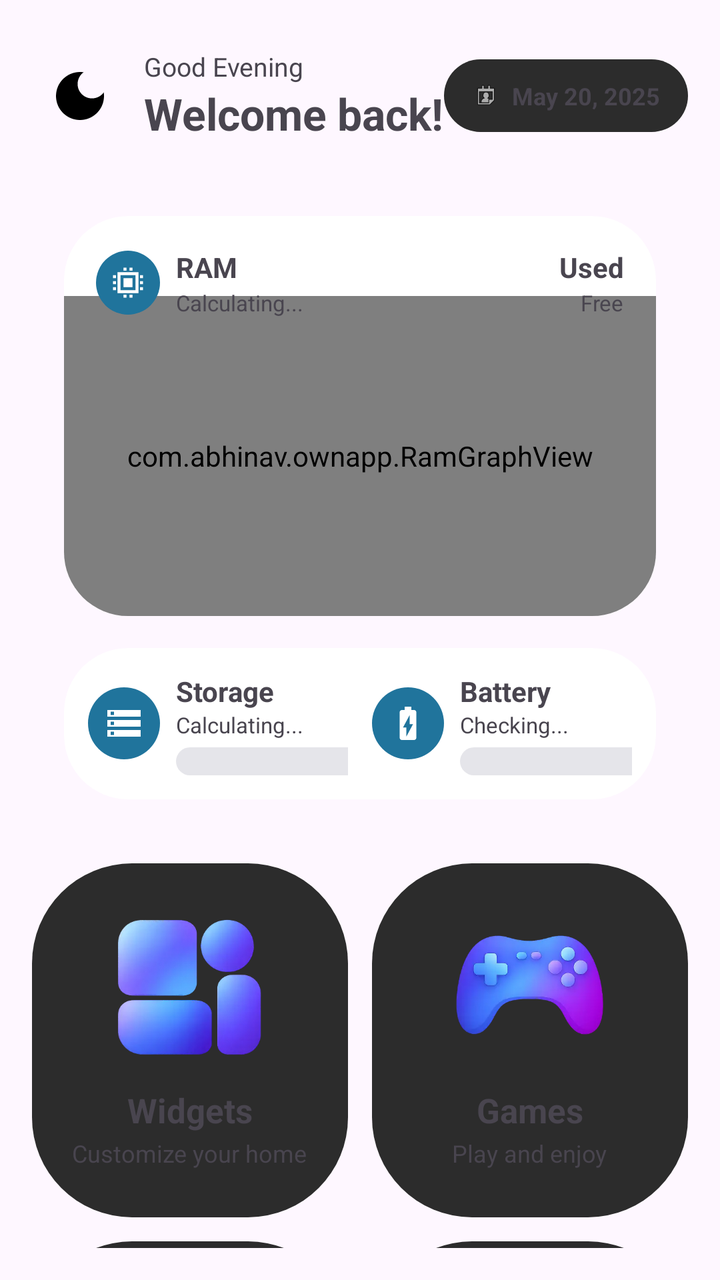
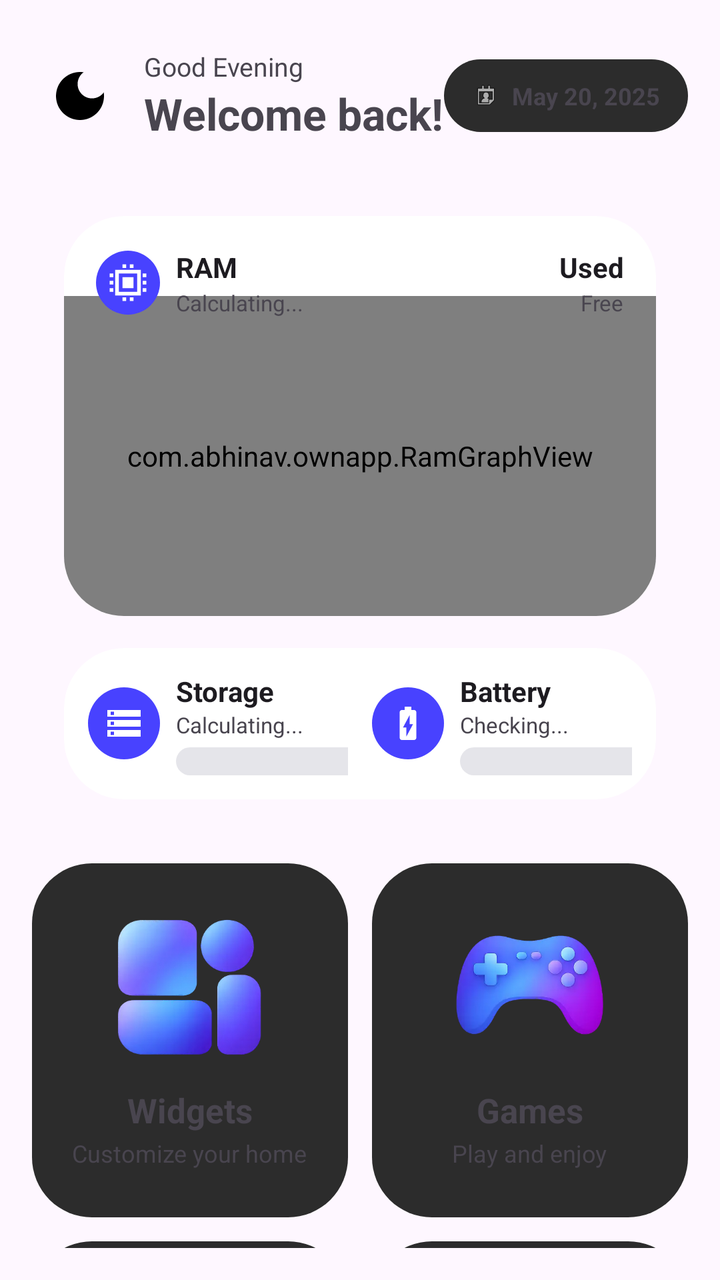

Screens rendered from an Android XML layout before and after an edit, with the pre-edit source and the edit as a unified diff.
<!-- AndroidManifest.xml: application theme Theme.OwnPhotoONWall -->
<!-- res/layout/activity_main.xml -->
<?xml version="1.0" encoding="utf-8"?>
<RelativeLayout xmlns:android="http://schemas.android.com/apk/res/android"
    xmlns:tools="http://schemas.android.com/tools"
    android:id="@+id/main_root"
    android:layout_width="match_parent"
    android:layout_height="match_parent"
    android:padding="16dp"
    android:fitsSystemWindows="true">

    
    <RelativeLayout
        android:id="@+id/header_layout"
        android:layout_width="match_parent"
        android:layout_height="wrap_content"
        android:layout_alignParentTop="true"
        android:layout_marginTop="8dp">

        <ImageButton
            android:id="@+id/btn_app_theme_toggle"
            android:layout_width="48dp"
            android:layout_height="48dp"
            android:layout_alignParentStart="true"
            android:layout_centerVertical="true"
            android:background="?android:attr/selectableItemBackgroundBorderless"
            android:contentDescription="@string/theme_toggle_desc"
            android:src="@drawable/ic_moon"
            android:scaleType="fitCenter"
            android:padding="8dp"
            tools:ignore="ImageContrastCheck" />

        <LinearLayout
            android:layout_width="wrap_content"
            android:layout_height="wrap_content"
            android:layout_toEndOf="@id/btn_app_theme_toggle"
            android:layout_centerVertical="true"
            android:layout_marginStart="8dp"
            android:orientation="vertical">
            <TextView
                android:id="@+id/tvGreeting"
                android:layout_width="wrap_content"
                android:layout_height="wrap_content"
                android:text="Good Evening"
                android:textSize="13sp" />
            <TextView
                android:id="@+id/tvWelcome"
                android:layout_width="wrap_content"
                android:layout_height="wrap_content"
                android:text="Welcome back!"
                android:textSize="22sp"
                android:textStyle="bold" />
        </LinearLayout>

        <LinearLayout
            android:id="@+id/date_pill"
            android:layout_width="wrap_content"
            android:layout_height="wrap_content"
            android:layout_alignParentEnd="true"
            android:layout_centerVertical="true"
            android:background="@drawable/modern_button"
            android:orientation="horizontal"
            android:paddingHorizontal="14dp"
            android:paddingVertical="10dp"
            android:gravity="center_vertical">
            <ImageView
                android:id="@+id/ivCalendar"
                android:layout_width="14dp"
                android:layout_height="14dp"
                android:src="@android:drawable/ic_menu_my_calendar"
                android:layout_marginEnd="6dp" />
            <TextView
                android:id="@+id/tvDate"
                android:layout_width="wrap_content"
                android:layout_height="wrap_content"
                android:text="May 20, 2025"
                android:textSize="12sp"
                android:textStyle="bold"/>
        </LinearLayout>
    </RelativeLayout>

    
    <LinearLayout
        android:id="@+id/dashboard_container"
        android:layout_width="match_parent"
        android:layout_height="wrap_content"
        android:layout_below="@id/header_layout"
        android:layout_marginTop="20dp"
        android:layout_marginBottom="16dp"
        android:gravity="top"
        android:orientation="vertical">

        <include layout="@layout/layout_device_dashboard" />

    </LinearLayout>

    
    <ScrollView
        android:id="@+id/grid_scroll_view"
        android:layout_width="match_parent"
        android:layout_height="match_parent"
        android:layout_below="@id/dashboard_container"
        android:scrollbars="none"
        android:fillViewport="true">

        <LinearLayout
            android:id="@+id/bottom_button_container"
            android:layout_width="match_parent"
            android:layout_height="wrap_content"
            android:orientation="vertical"
            android:gravity="center_horizontal">

            
            <Space
                android:layout_width="match_parent"
                android:layout_height="0dp"
                android:layout_weight="1" />

            
            <LinearLayout
                android:layout_width="match_parent"
                android:layout_height="wrap_content"
                android:orientation="horizontal"
                android:weightSum="2"
                android:baselineAligned="false"
                android:layout_marginBottom="12dp">

                <LinearLayout
                    android:id="@+id/btnPlaceWidget"
                    android:layout_width="0dp"
                    android:layout_height="wrap_content"
                    android:layout_weight="1"
                    android:orientation="vertical"
                    android:background="@drawable/modern_button"
                    android:layout_marginEnd="6dp"
                    android:clickable="true"
                    android:focusable="true"
                    android:paddingTop="12dp"
                    android:paddingBottom="24dp"
                    android:gravity="center">

                    <FrameLayout
                        android:layout_width="match_parent"
                        android:layout_height="100dp">
                        <ImageView
                            android:id="@+id/ivWidgetIcon"
                            android:layout_width="75dp"
                            android:layout_height="75dp"
                            android:layout_gravity="center"
                            android:scaleType="fitCenter"
                            android:src="@drawable/icon_main_widgets" />
                    </FrameLayout>
                    <TextView
                        android:id="@+id/tvWidgetText"
                        android:layout_width="wrap_content"
                        android:layout_height="wrap_content"
                        android:text="Widgets"
                        android:textSize="17sp"
                        android:textStyle="bold" />
                    <TextView
                        android:id="@+id/tvWidgetSub"
                        android:layout_width="wrap_content"
                        android:layout_height="wrap_content"
                        android:text="Customize your home"
                        android:textSize="12sp"
                        android:layout_marginTop="2dp" />
                </LinearLayout>

                <LinearLayout
                    android:id="@+id/btnGames"
                    android:layout_width="0dp"
                    android:layout_height="wrap_content"
                    android:layout_weight="1"
                    android:orientation="vertical"
                    android:background="@drawable/modern_button"
                    android:layout_marginStart="6dp"
                    android:clickable="true"
                    android:focusable="true"
                    android:paddingTop="12dp"
                    android:paddingBottom="24dp"
                    android:gravity="center">

                    <FrameLayout
                        android:layout_width="match_parent"
                        android:layout_height="100dp">
                        <ImageView
                            android:id="@+id/ivGamesIcon"
                            android:layout_width="75dp"
                            android:layout_height="75dp"
                            android:layout_gravity="center"
                            android:scaleType="fitCenter"
                            android:src="@drawable/icon_main_games" />
                    </FrameLayout>
                    <TextView
                        android:id="@+id/tvGamesText"
                        android:layout_width="wrap_content"
                        android:layout_height="wrap_content"
                        android:text="Games"
                        android:textSize="17sp"
                        android:textStyle="bold" />
                    <TextView
                        android:id="@+id/tvGamesSub"
                        android:layout_width="wrap_content"
                        android:layout_height="wrap_content"
                        android:text="Play and enjoy"
                        android:textSize="12sp"
                        android:layout_marginTop="2dp" />
                </LinearLayout>
            </LinearLayout>

            
            <LinearLayout
                android:layout_width="match_parent"
                android:layout_height="wrap_content"
                android:orientation="horizontal"
                android:weightSum="2"
                android:baselineAligned="false">

                <LinearLayout
                    android:id="@+id/btnTools"
                    android:layout_width="0dp"
                    android:layout_height="wrap_content"
                    android:layout_weight="1"
                    android:orientation="vertical"
                    android:background="@drawable/modern_button"
                    android:layout_marginEnd="6dp"
                    android:clickable="true"
                    android:focusable="true"
                    android:paddingTop="12dp"
                    android:paddingBottom="24dp"
                    android:gravity="center">

                    <FrameLayout
                        android:layout_width="match_parent"
                        android:layout_height="100dp">
                        <ImageView
                            android:id="@+id/ivToolsIcon"
                            android:layout_width="75dp"
                            android:layout_height="75dp"
                            android:layout_gravity="center"
                            android:scaleType="fitCenter"
                            android:src="@drawable/icon_main_tools" />
                    </FrameLayout>
                    <TextView
                        android:id="@+id/tvToolsText"
                        android:layout_width="wrap_content"
                        android:layout_height="wrap_content"
                        android:text="Tools"
                        android:textSize="17sp"
                        android:textStyle="bold" />
                    <TextView
                        android:id="@+id/tvToolsSub"
                        android:layout_width="wrap_content"
                        android:layout_height="wrap_content"
                        android:text="Handy tools for you"
                        android:textSize="12sp"
                        android:layout_marginTop="2dp" />
                </LinearLayout>

                <LinearLayout
                    android:id="@+id/btnUtilities"
                    android:layout_width="0dp"
                    android:layout_height="wrap_content"
                    android:layout_weight="1"
                    android:orientation="vertical"
                    android:background="@drawable/modern_button"
                    android:layout_marginStart="6dp"
                    android:clickable="true"
                    android:focusable="true"
                    android:paddingTop="12dp"
                    android:paddingBottom="24dp"
                    android:gravity="center">

                    <FrameLayout
                        android:layout_width="match_parent"
                        android:layout_height="100dp">
                        <ImageView
                            android:id="@+id/ivUtilitiesIcon"
                            android:layout_width="75dp"
                            android:layout_height="75dp"
                            android:layout_gravity="center"
                            android:scaleType="fitCenter"
                            android:src="@drawable/icon_main_utilities" />
                    </FrameLayout>
                    <TextView
                        android:id="@+id/tvUtilitiesText"
                        android:layout_width="wrap_content"
                        android:layout_height="wrap_content"
                        android:text="Utilities"
                        android:textSize="17sp"
                        android:textStyle="bold" />
                    <TextView
                        android:id="@+id/tvUtilitiesSub"
                        android:layout_width="wrap_content"
                        android:layout_height="wrap_content"
                        android:text="Essential utilities"
                        android:textSize="12sp"
                        android:layout_marginTop="2dp" />
                </LinearLayout>
            </LinearLayout>
        </LinearLayout>
    </ScrollView>

</RelativeLayout>
<!-- res/layout/layout_device_dashboard.xml (included above) -->
<?xml version="1.0" encoding="utf-8"?>
<LinearLayout xmlns:android="http://schemas.android.com/apk/res/android"
    xmlns:tools="http://schemas.android.com/tools"
    android:layout_width="match_parent"
    android:layout_height="wrap_content"
    android:orientation="vertical"
    android:padding="16dp"
    tools:ignore="HardcodedText,ContentDescription">

    
    <RelativeLayout
        android:id="@+id/ramCardBg"
        android:layout_width="match_parent"
        android:layout_height="200dp"
        android:layout_marginBottom="16dp"
        android:background="@drawable/bg_ram_card"
        android:clipToOutline="true">

        <com.abhinav.ownapp.RamGraphView
            android:id="@+id/ramGraphView"
            android:layout_width="match_parent"
            android:layout_height="match_parent"
            android:layout_marginTop="40dp" />

        
        <LinearLayout
            android:id="@+id/ramHeaderLeft"
            android:layout_width="wrap_content"
            android:layout_height="wrap_content"
            android:layout_alignParentStart="true"
            android:layout_alignParentTop="true"
            android:layout_marginStart="16dp"
            android:layout_marginTop="16dp"
            android:orientation="horizontal"
            android:gravity="center_vertical">

            <ImageView
                android:layout_width="32dp"
                android:layout_height="32dp"
                android:background="@drawable/bg_circle_blue"
                android:src="@drawable/ic_ram"
                android:padding="7dp"
                android:layout_marginEnd="8dp" />

            <LinearLayout
                android:layout_width="wrap_content"
                android:layout_height="wrap_content"
                android:orientation="vertical"
                android:gravity="center_vertical">

                <TextView
                    android:layout_width="wrap_content"
                    android:layout_height="wrap_content"
                    android:text="RAM"
                    android:textSize="14sp"
                    android:textStyle="bold" />

                <TextView
                    android:id="@+id/tvRamTotal"
                    android:layout_width="wrap_content"
                    android:layout_height="wrap_content"
                    android:text="Calculating..."
                    android:textSize="11sp"
                    android:layout_marginTop="1dp"
                    android:singleLine="true" />
            </LinearLayout>
        </LinearLayout>

        
        
        <LinearLayout
            android:layout_width="wrap_content"
            android:layout_height="wrap_content"
            android:layout_alignParentEnd="true"
            android:layout_alignTop="@id/ramHeaderLeft"
            android:layout_alignBottom="@id/ramHeaderLeft"
            android:layout_marginEnd="16dp"
            android:orientation="vertical"
            android:gravity="center_vertical|end">

            <TextView
                android:id="@+id/tvRamUsed"
                android:layout_width="wrap_content"
                android:layout_height="wrap_content"
                android:text="Used"
                android:textSize="14sp"
                android:textStyle="bold" />

            <TextView
                android:id="@+id/tvRamFree"
                android:layout_width="wrap_content"
                android:layout_height="wrap_content"
                android:text="Free"
                android:textSize="11sp"
                android:layout_marginTop="1dp"
                android:singleLine="true" />
        </LinearLayout>
    </RelativeLayout>

    
    <LinearLayout
        android:id="@+id/storageBatteryCardBg"
        android:layout_width="match_parent"
        android:layout_height="wrap_content"
        android:orientation="horizontal"
        android:baselineAligned="false"
        android:padding="12dp"
        android:background="@drawable/bg_storage_card"
        android:clipToOutline="true"
        android:weightSum="2">

        
        <LinearLayout
            android:layout_width="0dp"
            android:layout_height="wrap_content"
            android:layout_weight="1"
            android:orientation="horizontal"
            android:gravity="center_vertical"
            android:layout_marginEnd="6dp">

            <ImageView
                android:layout_width="36dp"
                android:layout_height="36dp"
                android:background="@drawable/bg_circle_blue"
                android:src="@drawable/ic_storage"
                android:padding="8dp"
                android:layout_marginEnd="8dp" />

            <LinearLayout
                android:layout_width="match_parent"
                android:layout_height="wrap_content"
                android:orientation="vertical">

                <TextView android:id="@+id/tvStorageTitle" android:layout_width="wrap_content" android:layout_height="wrap_content"
                    android:text="Storage" android:textStyle="bold" android:textSize="14sp"
                    android:maxLines="1" android:ellipsize="end" />
                <TextView android:id="@+id/tvStorageValue" android:layout_width="wrap_content" android:layout_height="wrap_content"
                    android:text="Calculating..." android:textSize="11sp"
                    android:maxLines="1" android:ellipsize="end" />

                
                <ProgressBar android:id="@+id/pbStorage" style="?android:attr/progressBarStyleHorizontal"
                    android:layout_width="100dp" android:layout_height="14dp" android:layout_marginTop="4dp"
                    android:progressDrawable="@drawable/bg_rounded_progress" />
            </LinearLayout>
        </LinearLayout>

        
        <LinearLayout
            android:layout_width="0dp"
            android:layout_height="wrap_content"
            android:layout_weight="1"
            android:orientation="horizontal"
            android:gravity="center_vertical"
            android:layout_marginStart="6dp">

            <ImageView
                android:layout_width="36dp"
                android:layout_height="36dp"
                android:background="@drawable/bg_circle_blue"
                android:src="@drawable/ic_battery"
                android:padding="8dp"
                android:layout_marginEnd="8dp" />

            <LinearLayout
                android:layout_width="match_parent"
                android:layout_height="wrap_content"
                android:orientation="vertical">

                <TextView android:id="@+id/tvBatteryTitle" android:layout_width="wrap_content" android:layout_height="wrap_content"
                    android:text="Battery" android:textStyle="bold" android:textSize="14sp"
                    android:maxLines="1" android:ellipsize="end" />
                <TextView android:id="@+id/tvBatteryValue" android:layout_width="wrap_content" android:layout_height="wrap_content"
                    android:text="Checking..." android:textSize="11sp"
                    android:maxLines="1" android:ellipsize="end" />

                
                <ProgressBar android:id="@+id/pbBattery" style="?android:attr/progressBarStyleHorizontal"
                    android:layout_width="100dp" android:layout_height="14dp" android:layout_marginTop="4dp"
                    android:progressDrawable="@drawable/bg_rounded_progress" android:max="100"/>
            </LinearLayout>
        </LinearLayout>

    </LinearLayout>
</LinearLayout>
<!-- resources referenced by this layout -->
<resources>
  <!-- drawable bg_circle_blue (drawable) -->
  <?xml version="1.0" encoding="utf-8"?>
  <shape xmlns:android="http://schemas.android.com/apk/res/android" android:shape="oval">
      <solid android:color="#20749C" /> 
  </shape>
  <!-- drawable bg_ram_card (drawable) -->
  <?xml version="1.0" encoding="utf-8"?>
  <shape xmlns:android="http://schemas.android.com/apk/res/android">
      <corners android:radius="32dp" />
      <solid android:color="#FFFFFF" /> 
  </shape>
  <!-- drawable bg_storage_card (drawable) -->
  <?xml version="1.0" encoding="utf-8"?>
  <shape xmlns:android="http://schemas.android.com/apk/res/android">
      <corners android:radius="32dp" />
      <solid android:color="#FFFFFF" />
  </shape>
  <!-- drawable ic_battery (drawable) -->
  <vector xmlns:android="http://schemas.android.com/apk/res/android"
      android:width="24dp" android:height="24dp"
      android:viewportWidth="24" android:viewportHeight="24"
      android:tint="#FFFFFF">
      <path android:fillColor="@android:color/white"
          android:pathData="M15.67,4H14V2h-4v2H8.33C7.6,4 7,4.6 7,5.33v15.33C7,21.4 7.6,22 8.33,22h7.33c0.74,0 1.34,-0.6 1.34,-1.33V5.33C17,4.6 16.4,4 15.67,4zM13,12.5h2L11,20v-5.5H9L13,7V12.5z"/>
  </vector>
  <!-- drawable ic_moon (drawable) -->
  <vector xmlns:android="http://schemas.android.com/apk/res/android" android:height="24dp" android:tint="#000000" android:viewportHeight="24" android:viewportWidth="24" android:width="24dp">
        
      <path android:fillColor="@android:color/white" android:pathData="M12,3c-4.97,0 -9,4.03 -9,9s4.03,9 9,9s9,-4.03 9,-9c0,-0.46 -0.04,-0.92 -0.1,-1.36c-0.98,1.37 -2.58,2.26 -4.4,2.26c-2.98,0 -5.4,-2.42 -5.4,-5.4c0,-1.81 0.89,-3.42 2.26,-4.4C12.92,3.04 12.46,3 12,3L12,3z"/>
      
  </vector>
  <!-- drawable ic_ram (drawable) -->
  <?xml version="1.0" encoding="utf-8"?>
  <vector xmlns:android="http://schemas.android.com/apk/res/android"
      android:width="24dp"
      android:height="24dp"
      android:viewportWidth="24"
      android:viewportHeight="24"
      android:tint="#FFFFFF">
      <path
          android:fillColor="@android:color/white"
          android:pathData="M9,9h6v6h-6z M5,5h14v14h-14z M7,7v10h10v-10z M2,7h2v2h-2z M2,11h2v2h-2z M2,15h2v2h-2z M20,7h2v2h-2z M20,11h2v2h-2z M20,15h2v2h-2z M9,2h2v2h-2z M13,2h2v2h-2z M9,20h2v2h-2z M13,20h2v2h-2z" />
  </vector>
  <!-- drawable ic_storage (drawable) -->
  <vector xmlns:android="http://schemas.android.com/apk/res/android"
      android:width="24dp" android:height="24dp"
      android:viewportWidth="24" android:viewportHeight="24"
      android:tint="#FFFFFF">
      <path android:fillColor="@android:color/white"
          android:pathData="M2,20h20v-4H2V20zM4,17h2v2H4V17zM2,4v4h20V4H2zM6,7H4V5h2V7zM2,14h20v-4H2V14zM4,11h2v2H4V11z"/>
  </vector>
  <!-- drawable modern_button (drawable) -->
  <?xml version="1.0" encoding="utf-8"?>
  <shape xmlns:android="http://schemas.android.com/apk/res/android" android:shape="rectangle">
      <corners android:radius="50dp" /> <solid android:color="#2C2C2C" /> <padding android:left="16dp" android:right="16dp" android:top="12dp" android:bottom="12dp" />
  </shape>
  <string name="theme_toggle_desc">Toggle Dark/Light Mode</string>
  <style name="Theme.OwnPhotoONWall" parent="Base.Theme.OwnPhotoONWall" />
  <style name="Base.Theme.OwnPhotoONWall" parent="Theme.Material3.DayNight.NoActionBar">
          
          
  
          
          
      </style>
  <!-- unchanged entries left out for length: 5 -->
</resources>

<!-- the commit's change to res/layout/activity_main.xml (unified diff, before → after) -->
@@ -98,6 +98,8 @@
         android:layout_width="match_parent"
         android:layout_height="match_parent"
         android:layout_below="@id/dashboard_container"
+        android:clipToPadding="false"
+        android:paddingBottom="40dp"
         android:scrollbars="none"
         android:fillViewport="true">
 
@@ -341,8 +343,9 @@
                 android:layout_width="32dp"
                 android:layout_height="32dp"
                 android:background="@drawable/bg_circle_blue"
+                android:backgroundTint="#4842FF"
                 android:src="@drawable/ic_ram"
-                android:padding="7dp"
+                android:padding="5dp"
                 android:layout_marginEnd="8dp" />
 
             <LinearLayout
@@ -356,7 +359,8 @@
                     android:layout_height="wrap_content"
                     android:text="RAM"
                     android:textSize="14sp"
-                    android:textStyle="bold" />
+                    android:textStyle="bold"
+                    android:textColor="?android:attr/textColorPrimary" />
 
                 <TextView
                     android:id="@+id/tvRamTotal"
@@ -365,11 +369,11 @@
                     android:text="Calculating..."
                     android:textSize="11sp"
                     android:layout_marginTop="1dp"
-                    android:singleLine="true" />
+                    android:singleLine="true"
+                    android:textColor="?android:attr/textColorSecondary" />
             </LinearLayout>
         </LinearLayout>
 
-        
         
         <LinearLayout
             android:layout_width="wrap_content"
@@ -387,7 +391,8 @@
                 android:layout_height="wrap_content"
                 android:text="Used"
                 android:textSize="14sp"
-                android:textStyle="bold" />
+                android:textStyle="bold"
+                android:textColor="?android:attr/textColorPrimary" />
 
             <TextView
                 android:id="@+id/tvRamFree"
@@ -396,7 +401,8 @@
                 android:text="Free"
                 android:textSize="11sp"
                 android:layout_marginTop="1dp"
-                android:singleLine="true" />
+                android:singleLine="true"
+                android:textColor="?android:attr/textColorSecondary" />
         </LinearLayout>
     </RelativeLayout>
 
@@ -425,6 +431,7 @@
                 android:layout_width="36dp"
                 android:layout_height="36dp"
                 android:background="@drawable/bg_circle_blue"
+                android:backgroundTint="#4842FF"
                 android:src="@drawable/ic_storage"
                 android:padding="8dp"
                 android:layout_marginEnd="8dp" />
@@ -434,14 +441,27 @@
                 android:layout_height="wrap_content"
                 android:orientation="vertical">
 
-                <TextView android:id="@+id/tvStorageTitle" android:layout_width="wrap_content" android:layout_height="wrap_content"
-                    android:text="Storage" android:textStyle="bold" android:textSize="14sp"
-                    android:maxLines="1" android:ellipsize="end" />
-                <TextView android:id="@+id/tvStorageValue" android:layout_width="wrap_content" android:layout_height="wrap_content"
-                    android:text="Calculating..." android:textSize="11sp"
-                    android:maxLines="1" android:ellipsize="end" />
-
-                
+                <TextView
+                    android:id="@+id/tvStorageTitle"
+                    android:layout_width="wrap_content"
+                    android:layout_height="wrap_content"
+                    android:text="Storage"
+                    android:textStyle="bold"
+                    android:textSize="14sp"
+                    android:maxLines="1"
+                    android:ellipsize="end"
+                    android:textColor="?android:attr/textColorPrimary" />
+
+                <TextView
+                    android:id="@+id/tvStorageValue"
+                    android:layout_width="wrap_content"
+                    android:layout_height="wrap_content"
+                    android:text="Calculating..."
+                    android:textSize="11sp"
+                    android:maxLines="1"
+                    android:ellipsize="end"
+                    android:textColor="?android:attr/textColorSecondary" />
+
                 <ProgressBar android:id="@+id/pbStorage" style="?android:attr/progressBarStyleHorizontal"
                     android:layout_width="100dp" android:layout_height="14dp" android:layout_marginTop="4dp"
                     android:progressDrawable="@drawable/bg_rounded_progress" />
@@ -461,6 +481,7 @@
                 android:layout_width="36dp"
                 android:layout_height="36dp"
                 android:background="@drawable/bg_circle_blue"
+                android:backgroundTint="#4842FF"
                 android:src="@drawable/ic_battery"
                 android:padding="8dp"
                 android:layout_marginEnd="8dp" />
@@ -470,14 +491,27 @@
                 android:layout_height="wrap_content"
                 android:orientation="vertical">
 
-                <TextView android:id="@+id/tvBatteryTitle" android:layout_width="wrap_content" android:layout_height="wrap_content"
-                    android:text="Battery" android:textStyle="bold" android:textSize="14sp"
-                    android:maxLines="1" android:ellipsize="end" />
-                <TextView android:id="@+id/tvBatteryValue" android:layout_width="wrap_content" android:layout_height="wrap_content"
-                    android:text="Checking..." android:textSize="11sp"
-                    android:maxLines="1" android:ellipsize="end" />
-
-                
+                <TextView
+                    android:id="@+id/tvBatteryTitle"
+                    android:layout_width="wrap_content"
+                    android:layout_height="wrap_content"
+                    android:text="Battery"
+                    android:textStyle="bold"
+                    android:textSize="14sp"
+                    android:maxLines="1"
+                    android:ellipsize="end"
+                    android:textColor="?android:attr/textColorPrimary" />
+
+                <TextView
+                    android:id="@+id/tvBatteryValue"
+                    android:layout_width="wrap_content"
+                    android:layout_height="wrap_content"
+                    android:text="Checking..."
+                    android:textSize="11sp"
+                    android:maxLines="1"
+                    android:ellipsize="end"
+                    android:textColor="?android:attr/textColorSecondary" />
+
                 <ProgressBar android:id="@+id/pbBattery" style="?android:attr/progressBarStyleHorizontal"
                     android:layout_width="100dp" android:layout_height="14dp" android:layout_marginTop="4dp"
                     android:progressDrawable="@drawable/bg_rounded_progress" android:max="100"/>
<!-- resource entries referenced after the edit -->
@@ -8,13 +8,13 @@
   <!-- drawable bg_ram_card (drawable) -->
   <?xml version="1.0" encoding="utf-8"?>
   <shape xmlns:android="http://schemas.android.com/apk/res/android">
-      <corners android:radius="32dp" />
+      <corners android:radius="30dp" />
       <solid android:color="#FFFFFF" /> 
   </shape>
   <!-- drawable bg_storage_card (drawable) -->
   <?xml version="1.0" encoding="utf-8"?>
   <shape xmlns:android="http://schemas.android.com/apk/res/android">
-      <corners android:radius="32dp" />
+      <corners android:radius="30dp" />
       <solid android:color="#FFFFFF" />
   </shape>
   <!-- drawable ic_battery (drawable) -->
@@ -54,7 +54,7 @@
   <!-- drawable modern_button (drawable) -->
   <?xml version="1.0" encoding="utf-8"?>
   <shape xmlns:android="http://schemas.android.com/apk/res/android" android:shape="rectangle">
-      <corners android:radius="50dp" /> <solid android:color="#2C2C2C" /> <padding android:left="16dp" android:right="16dp" android:top="12dp" android:bottom="12dp" />
+      <corners android:radius="30dp" /> <solid android:color="#2C2C2C" /> <padding android:left="16dp" android:right="16dp" android:top="12dp" android:bottom="12dp" />
   </shape>
   <string name="theme_toggle_desc">Toggle Dark/Light Mode</string>
   <style name="Theme.OwnPhotoONWall" parent="Base.Theme.OwnPhotoONWall" />
